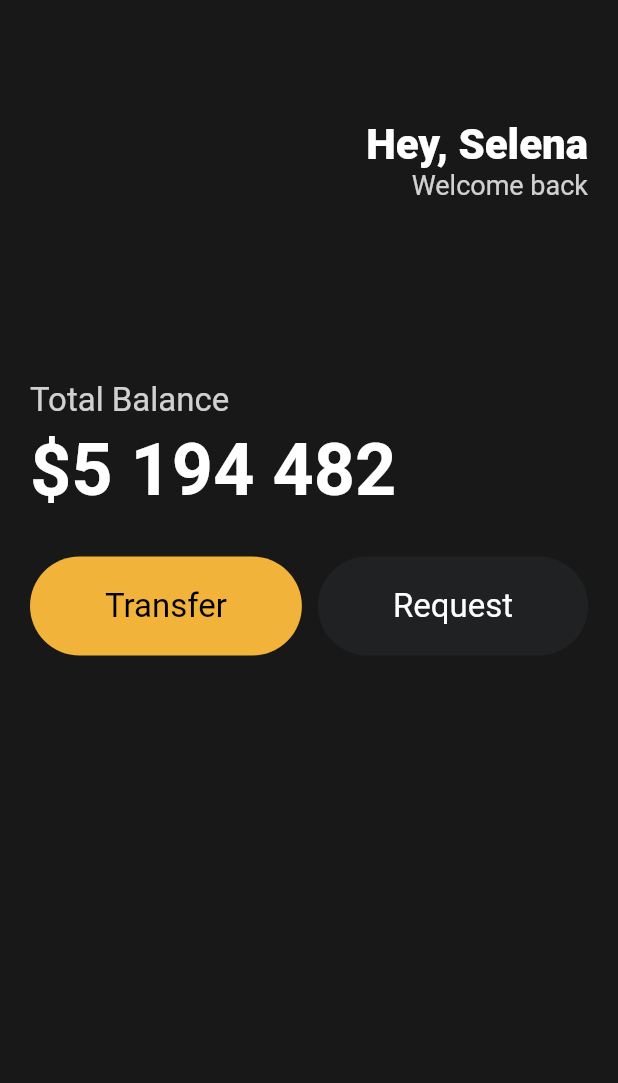
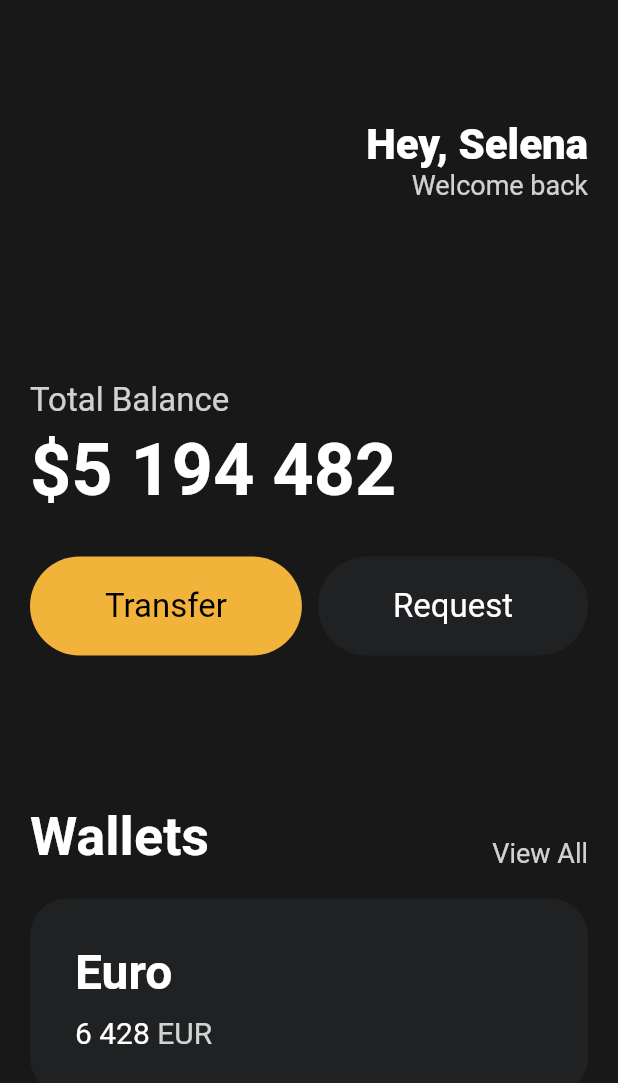
Before and after one commit to chmh0805/flutter-begginer-course, a Flutter app: the screen it shows after launch, on a phone screen of 412 x 824 dp. Shown: the top 1083 px of the screen. Run offline on Flutter 3.47's test engine with Material 2 defaults, Android fonts, the phone set to English and light mode, and no system bars.

Commit message:
Feat: Make Card Section

```diff
--- a/lib/main.dart
+++ b/lib/main.dart
@@ -82,6 +82,85 @@ class App extends StatelessWidget {
                       textColor: Colors.white,
                     ),
                   ],
+                ),
+                const SizedBox(
+                  height: 100,
+                ),
+                Row(
+                  mainAxisAlignment: MainAxisAlignment.spaceBetween,
+                  crossAxisAlignment: CrossAxisAlignment.end,
+                  children: [
+                    const Text(
+                      'Wallets',
+                      style: TextStyle(
+                        color: Colors.white,
+                        fontSize: 36,
+                        fontWeight: FontWeight.w600,
+                      ),
+                    ),
+                    Text(
+                      "View All",
+                      style: TextStyle(
+                        color: Colors.white.withOpacity(0.8),
+                        fontSize: 18,
+                      ),
+                    ),
+                  ],
+                ),
+                const SizedBox(
+                  height: 20,
+                ),
+                Container(
+                  decoration: BoxDecoration(
+                    color: const Color(0xFF1F2123),
+                    borderRadius: BorderRadius.circular(
+                      25,
+                    ),
+                  ),
+                  child: Padding(
+                    padding: const EdgeInsets.all(30),
+                    child: Row(
+                      children: [
+                        Column(
+                          crossAxisAlignment: CrossAxisAlignment.start,
+                          children: [
+                            const Text(
+                              "Euro",
+                              style: TextStyle(
+                                color: Colors.white,
+                                fontSize: 32,
+                                fontWeight: FontWeight.w600,
+                              ),
+                            ),
+                            const SizedBox(
+                              height: 10,
+                            ),
+                            Row(
+                              children: [
+                                const Text(
+                                  "6 428",
+                                  style: TextStyle(
+                                    color: Colors.white,
+                                    fontSize: 20,
+                                  ),
+                                ),
+                                const SizedBox(
+                                  width: 5,
+                                ),
+                                Text(
+                                  "EUR",
+                                  style: TextStyle(
+                                    color: Colors.white.withOpacity(0.8),
+                                    fontSize: 20,
+                                  ),
+                                ),
+                              ],
+                            ),
+                          ],
+                        )
+                      ],
+                    ),
+                  ),
                 )
               ],
             )),
```
